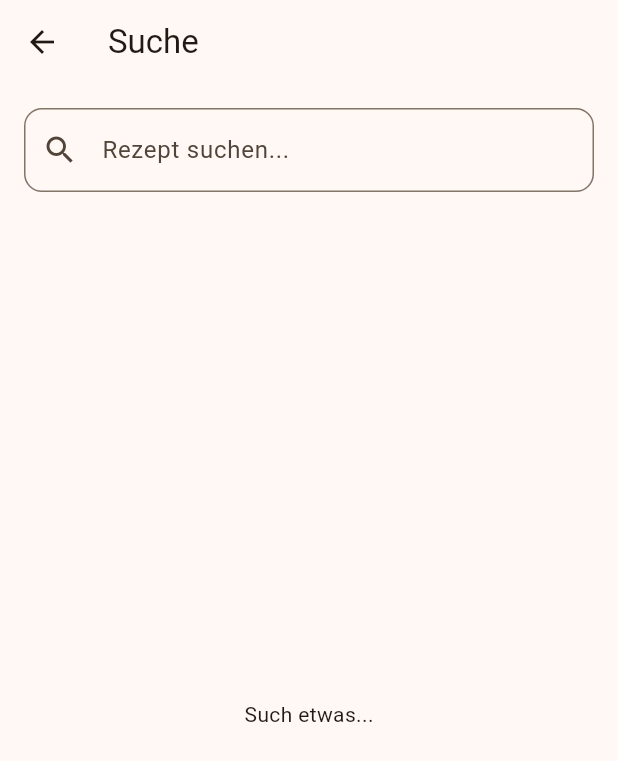
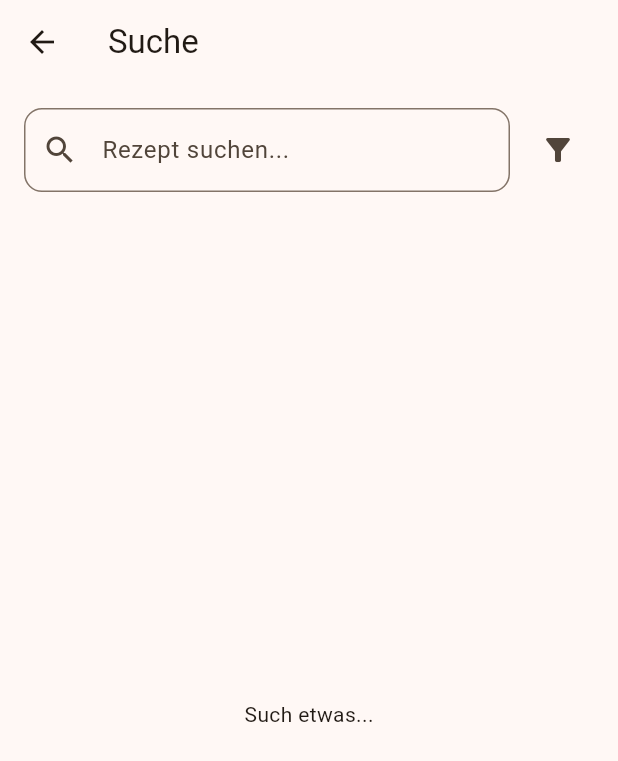
Before and after one commit to ilias314/Flutter-XPlatform-app, a Flutter app: the screen it shows once a user with an empty profile is signed in, scrolled down 326 dp, after a tap on the "search" icon, on a phone screen of 412 x 824 dp. Shown: the top 761 px of the screen. Run offline on Flutter 3.47's test engine with Material 3 defaults, Android fonts, the phone set to English and light mode, and no system bars; our stand-ins replace flutter_riverpod, go_router, image_picker, supabase_flutter; accounts and stored records are empty.

Commit message:
Filter-Funktion zur Auswahl von Rezeptkategorien implementiert

```diff
--- a/recipes/lib/pages/search_screen.dart
+++ b/recipes/lib/pages/search_screen.dart
@@ -3,6 +3,7 @@ import 'package:flutter_riverpod/flutter_riverpod.dart';
 import '../providers/search_provider.dart';
 import '../providers/search_suggestions_provider.dart';
 import 'package:go_router/go_router.dart';
+import '../providers/categories_provider.dart';
 
 
 class SearchScreen extends ConsumerStatefulWidget {
@@ -17,11 +18,19 @@ class _SearchScreenState extends ConsumerState<SearchScreen> {
   final TextEditingController _controller = TextEditingController();
   String _query = "";
   bool _showSuggestions = true;
+  bool _showFilters = false;
+  Set<String> _selectedCategoryIds = {};
 
 
   @override
   Widget build(BuildContext context) {
-    final results = ref.watch(searchRecipesProvider(_query));
+    final results = ref.watch(
+  searchRecipesProvider((
+    query: _query,
+    categoriesKey: (_selectedCategoryIds.toList()..sort()).join(','),
+  )),
+);
+
     final suggestions = ref.watch(searchSuggestionsProvider(_query));
 
     return Scaffold(
@@ -39,7 +48,10 @@ class _SearchScreenState extends ConsumerState<SearchScreen> {
             Column(
               crossAxisAlignment: CrossAxisAlignment.stretch,
               children: [
-                Hero(
+                Row(
+                  children: [
+                    Expanded(
+                      child: Hero(
                         tag: 'search-bar',
                         child: Material(
                           color: Colors.transparent,
@@ -48,6 +60,7 @@ class _SearchScreenState extends ConsumerState<SearchScreen> {
                             onChanged: (text) {
                               setState(() {
                                 _query = text.trim();
+                                _showSuggestions = true;
                               });
                             },
                             decoration: InputDecoration(
@@ -60,13 +73,53 @@ class _SearchScreenState extends ConsumerState<SearchScreen> {
                           ),
                         ),
                       ),
-
+                    ),
+                    const SizedBox(width: 8),
+                    IconButton(
+                      icon: Icon(
+                        _showFilters ? Icons.filter_alt_off : Icons.filter_alt,
+                      ),
+                      onPressed: () {
+                        setState(() => _showFilters = !_showFilters);
+                      },
+                    ),
+                  ],
+                ),
                 const SizedBox(height: 16),
-
+                if (_showFilters)
+                Consumer(
+                  builder: (context, ref, _) {
+                    final categories = ref.watch(categoriesProvider);
+                    return categories.when(
+                      data: (items) {
+                        return Wrap(
+                          spacing: 8,
+                          runSpacing: 4,
+                          children: items.map((cat) {
+                            final selected = _selectedCategoryIds.contains(cat.id);
+                            return FilterChip(
+                              label: Text(cat.name),
+                              selected: selected,
+                              onSelected: (value) {
+                                setState(() {
+                                  value
+                                  ? _selectedCategoryIds.add(cat.id)
+                                  : _selectedCategoryIds.remove(cat.id);
+                                });
+                              },
+                            );
+                          }).toList(),
+                        );
+                      },
+                      loading: () => const CircularProgressIndicator(),
+                      error: (e, _) => Text("Fehler: $e"),
+                    );
+                  },
+                ),
                 Expanded(
                   child: results.when(
                     data: (recipes) {
-                      if (_query.isEmpty) {
+                      if (_query.isEmpty && _selectedCategoryIds.isEmpty) {
                         return const Center(
                           child: Text("Such etwas..."),
                         );
--- a/recipes/lib/providers/search_provider.dart
+++ b/recipes/lib/providers/search_provider.dart
@@ -1,17 +1,59 @@
 import 'package:flutter_riverpod/flutter_riverpod.dart';
 import 'package:supabase_flutter/supabase_flutter.dart';
 
-final searchRecipesProvider =
-    FutureProvider.family<List<Map<String, dynamic>>, String>((ref, query) async {
+final searchRecipesProvider = FutureProvider.family<
+  List<Map<String, dynamic>>,
+  ({String query, String categoriesKey})
+>((ref, params) async {
+
   final supabase = Supabase.instance.client;
 
-  if (query.trim().isEmpty) {
+  final categories = params.categoriesKey.isEmpty
+      ? <String>[]
+      : params.categoriesKey.split(',');
+
+  if (params.query.isEmpty && categories.isEmpty) {
     return [];
   }
 
-  final response = await supabase
-      .from('recipes')
-      .select()
-      .ilike('name', '$query%');
-  return response;
+  List<String>? recipeIds;
+
+  if (categories.isNotEmpty) {
+    final res = await supabase
+        .from('recipe_categories')
+        .select('recipe_id, category_id')
+        .inFilter('category_id', categories);
+
+    final Map<String, Set<String>> recipeCategoryMap = {};
+
+    for (final row in res) {
+      final recipeId = row['recipe_id'] as String;
+      final categoryId = row['category_id'] as String;
+
+      recipeCategoryMap.putIfAbsent(recipeId, () => <String>{});
+      recipeCategoryMap[recipeId]!.add(categoryId);
+    }
+
+    recipeIds = recipeCategoryMap.entries
+        .where((entry) =>
+            categories.every((cat) => entry.value.contains(cat)))
+        .map((entry) => entry.key)
+        .toList();
+
+    if (recipeIds.isEmpty) {
+      return [];
+    }
+  }
+
+  var q = supabase.from('recipes').select('*');
+
+  if (params.query.isNotEmpty) {
+    q = q.ilike('name', '${params.query}%');
+  }
+
+  if (recipeIds != null) {
+    q = q.inFilter('id', recipeIds);
+  }
+
+  return await q;
 });
```
Also changed, not shown: recipes/lib/providers/categories_provider.dart (added, +10 -0 lines). Lines whose indentation alone changed are shown as unchanged.
